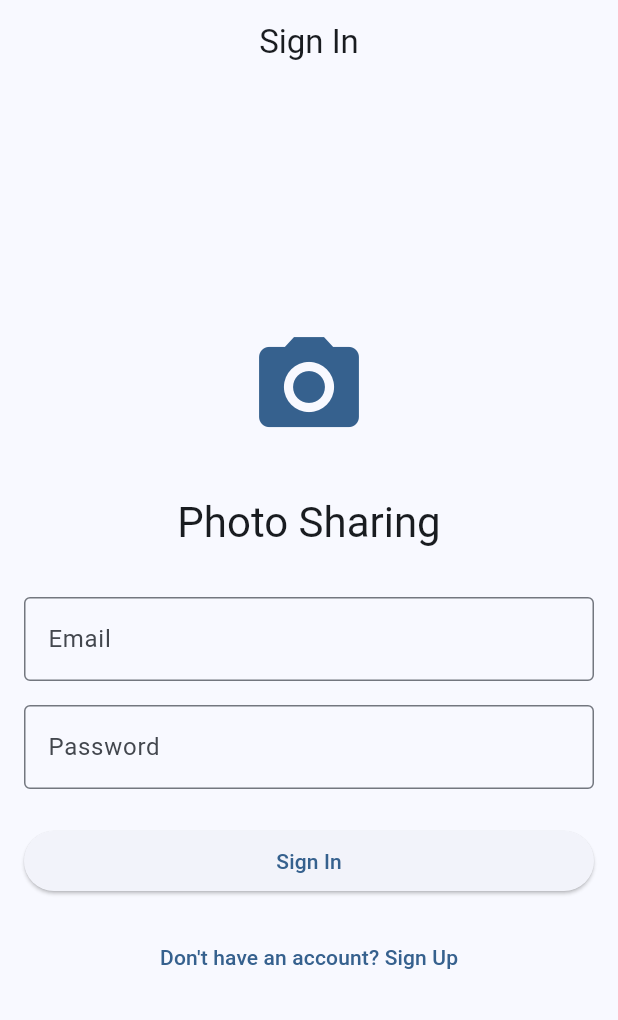
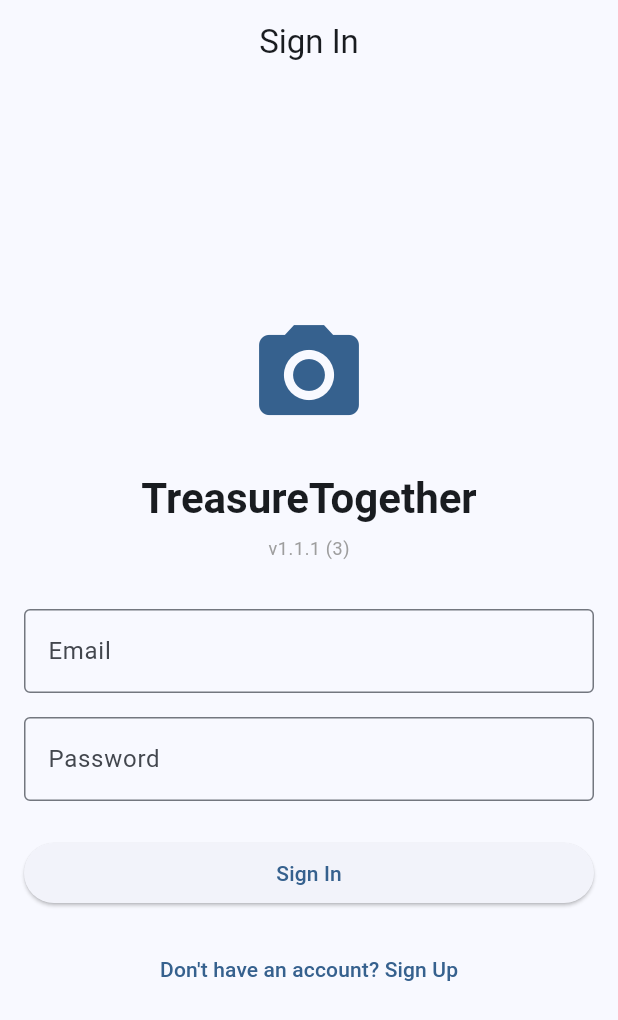
Before and after one commit to IanDowney11/TreasureTogether, a Flutter app: the screen it shows after launch, on a phone screen of 412 x 824 dp. Shown: the top 1020 px of the screen. Run offline on Flutter 3.47's test engine with Material 3 defaults, Android fonts, the phone set to English and light mode, and no system bars; our stand-ins replace cached_network_image, image_gallery_saver, image_picker, package_info_plus, permission_handler, shared_preferences and 1 more; accounts and stored records are empty.

Commit message:
Add version number to login screen
- Display version number on auth/login screen below app title
- Updated branding to 'TreasureTogether' on login screen
- Shows version format: v1.1.1 (3) • Web
- Consistent with drawer header design

🤖 Generated with [Claude Code](https://claude.com/claude-code)

Co-Authored-By: Claude <noreply@anthropic.com>

```diff
--- a/lib/screens/auth/auth_screen.dart
+++ b/lib/screens/auth/auth_screen.dart
@@ -1,5 +1,7 @@
+import 'package:flutter/foundation.dart';
 import 'package:flutter/material.dart';
 import 'package:provider/provider.dart';
+import 'package:package_info_plus/package_info_plus.dart';
 import '../../services/auth_service.dart';
 
 class AuthScreen extends StatefulWidget {
@@ -41,10 +43,26 @@ class _AuthScreenState extends State<AuthScreen> {
                     size: 80,
                     color: Theme.of(context).primaryColor,
                   ),
-                  const SizedBox(height: 32),
+                  const SizedBox(height: 24),
                   Text(
-                    'Photo Sharing',
-                    style: Theme.of(context).textTheme.headlineMedium,
+                    'TreasureTogether',
+                    style: Theme.of(context).textTheme.headlineMedium?.copyWith(
+                      fontWeight: FontWeight.bold,
+                    ),
+                  ),
+                  const SizedBox(height: 8),
+                  FutureBuilder<PackageInfo>(
+                    future: PackageInfo.fromPlatform(),
+                    builder: (context, snapshot) {
+                      if (!snapshot.hasData) return const SizedBox.shrink();
+                      final info = snapshot.data!;
+                      return Text(
+                        'v${info.version} (${info.buildNumber})${kIsWeb ? ' • Web' : ''}',
+                        style: Theme.of(context).textTheme.bodySmall?.copyWith(
+                          color: Colors.grey,
+                        ),
+                      );
+                    },
                   ),
                   const SizedBox(height: 32),
                   if (_isSignUp)
```
